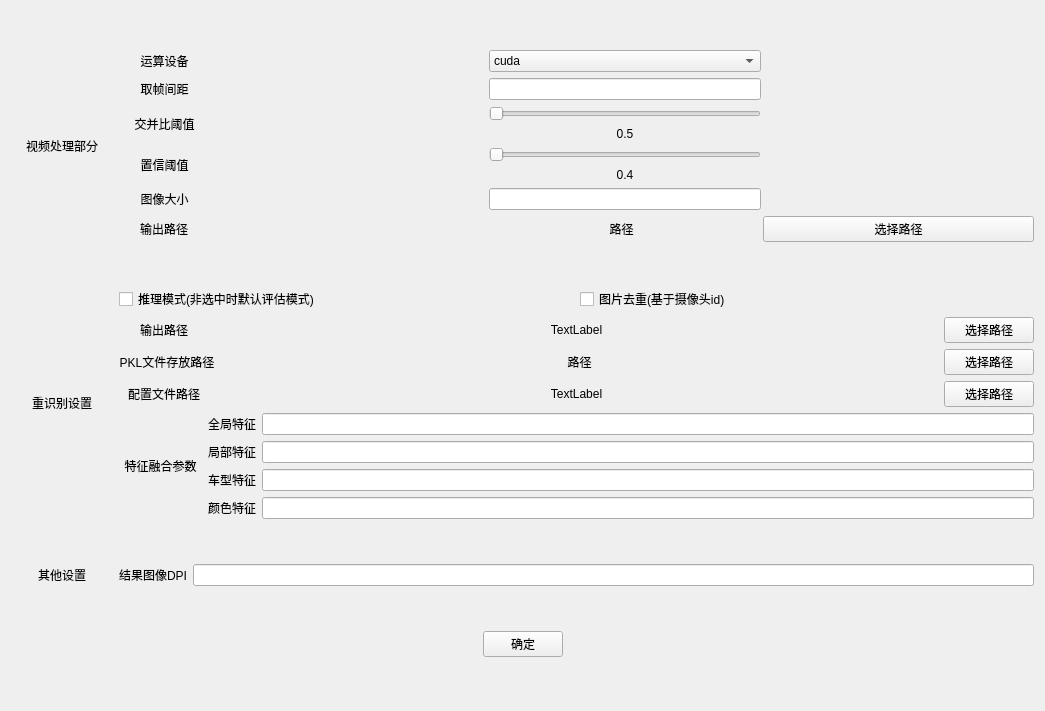
Above: config.ui from hanlanqian/Car_ReIdentification_application before the change. Below: the same form after it.
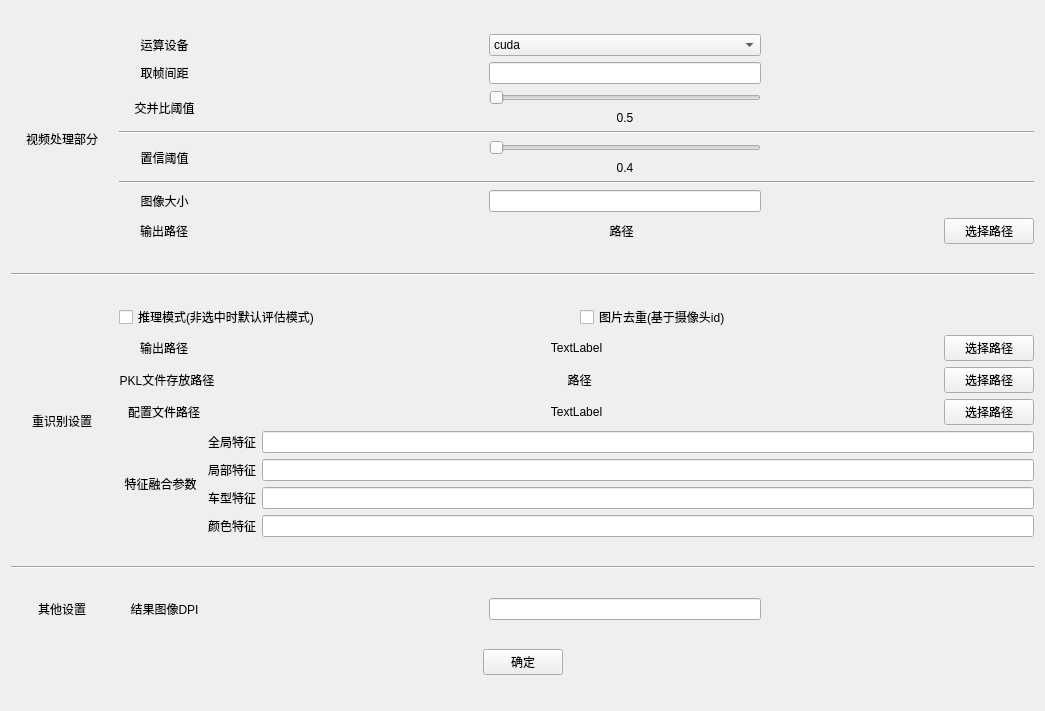
That is the form after the change.

Patch:
```diff
--- a/config.ui
+++ b/config.ui
@@ -15,7 +15,7 @@
   </property>
   <layout class="QHBoxLayout" name="horizontalLayout_2">
    <item>
-    <layout class="QVBoxLayout" name="verticalLayout" stretch="4,4,1,0">
+    <layout class="QVBoxLayout" name="verticalLayout" stretch="4,0,4,0,1,0">
      <item>
       <layout class="QHBoxLayout" name="horizontalLayout" stretch="1,9">
        <item>
@@ -29,7 +29,7 @@
         </widget>
        </item>
        <item>
-        <layout class="QVBoxLayout" name="verticalLayout_3" stretch="1,1,1,1,1,1">
+        <layout class="QVBoxLayout" name="verticalLayout_3" stretch="1,1,1,0,1,0,1,1">
          <item>
           <layout class="QHBoxLayout" name="horizontalLayout_4" stretch="1,3,3,3">
            <item>
@@ -197,6 +197,13 @@
            </item>
           </layout>
          </item>
+         <item>
+          <widget class="Line" name="line_3">
+           <property name="orientation">
+            <enum>Qt::Horizontal</enum>
+           </property>
+          </widget>
+         </item>
          <item>
           <layout class="QHBoxLayout" name="horizontalLayout_7" stretch="1,3,3,3">
            <item>
@@ -267,6 +274,13 @@
            </item>
           </layout>
          </item>
+         <item>
+          <widget class="Line" name="line_2">
+           <property name="orientation">
+            <enum>Qt::Horizontal</enum>
+           </property>
+          </widget>
+         </item>
          <item>
           <layout class="QHBoxLayout" name="horizontalLayout_6" stretch="1,3,3,3">
            <item>
@@ -311,7 +325,7 @@
           </layout>
          </item>
          <item>
-          <layout class="QHBoxLayout" name="horizontalLayout_10" stretch="1,3,3,3">
+          <layout class="QHBoxLayout" name="horizontalLayout_10" stretch="1,3,3,2,1">
            <item>
             <widget class="QLabel" name="label_11">
              <property name="text">
@@ -345,6 +359,19 @@
              </property>
             </widget>
            </item>
+           <item>
+            <spacer name="horizontalSpacer_17">
+             <property name="orientation">
+              <enum>Qt::Horizontal</enum>
+             </property>
+             <property name="sizeHint" stdset="0">
+              <size>
+               <width>40</width>
+               <height>20</height>
+              </size>
+             </property>
+            </spacer>
+           </item>
            <item>
             <widget class="QPushButton" name="pushButton_2">
              <property name="text">
@@ -358,6 +385,13 @@
        </item>
       </layout>
      </item>
+     <item>
+      <widget class="Line" name="line_4">
+       <property name="orientation">
+        <enum>Qt::Horizontal</enum>
+       </property>
+      </widget>
+     </item>
      <item>
       <layout class="QHBoxLayout" name="horizontalLayout_3" stretch="1,9">
        <item>
@@ -573,6 +607,13 @@
        </item>
       </layout>
      </item>
+     <item>
+      <widget class="Line" name="line">
+       <property name="orientation">
+        <enum>Qt::Horizontal</enum>
+       </property>
+      </widget>
+     </item>
      <item>
       <layout class="QHBoxLayout" name="horizontalLayout_8" stretch="1,9">
        <item>
@@ -588,7 +629,7 @@
        <item>
         <layout class="QVBoxLayout" name="verticalLayout_10">
          <item>
-          <layout class="QHBoxLayout" name="horizontalLayout_21">
+          <layout class="QHBoxLayout" name="horizontalLayout_21" stretch="1,3,3,3">
            <item>
             <widget class="QLabel" name="label_24">
              <property name="text">
@@ -599,9 +640,35 @@
              </property>
             </widget>
            </item>
+           <item>
+            <spacer name="horizontalSpacer_14">
+             <property name="orientation">
+              <enum>Qt::Horizontal</enum>
+             </property>
+             <property name="sizeHint" stdset="0">
+              <size>
+               <width>40</width>
+               <height>20</height>
+              </size>
+             </property>
+            </spacer>
+           </item>
            <item>
             <widget class="QLineEdit" name="lineEdit_7"/>
            </item>
+           <item>
+            <spacer name="horizontalSpacer_15">
+             <property name="orientation">
+              <enum>Qt::Horizontal</enum>
+             </property>
+             <property name="sizeHint" stdset="0">
+              <size>
+               <width>40</width>
+               <height>20</height>
+              </size>
+             </property>
+            </spacer>
+           </item>
           </layout>
          </item>
         </layout>
```
